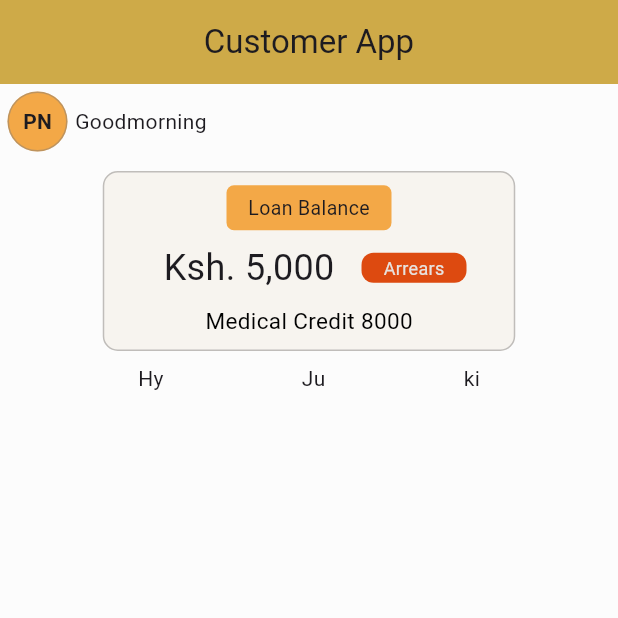
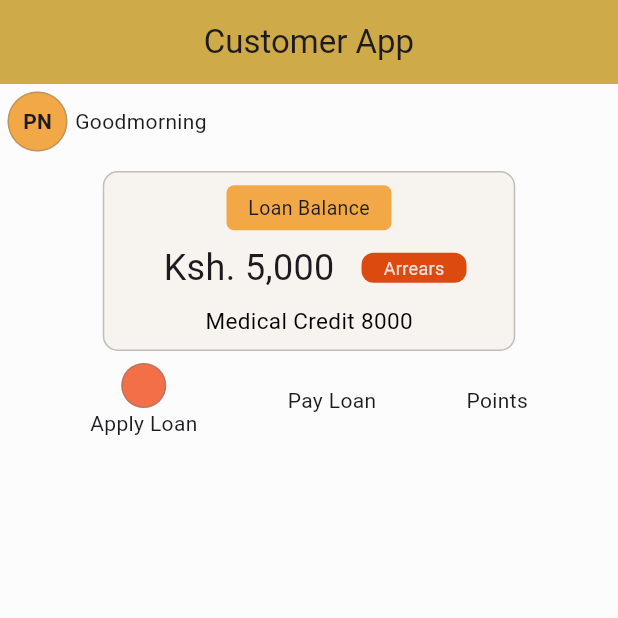
Before and after one commit to Petedarkpete/flutter-pro, a Flutter app: the screen it shows after launch, on a phone screen of 412 x 824 dp, the top half of it. Run offline on Flutter 3.47's test engine with Material 3 defaults, Android fonts, the phone set to English and light mode, and no system bars; our stand-ins replace badges, fl_chart.

Commit message:
icons row

```diff
--- a/lib/main.dart
+++ b/lib/main.dart
@@ -138,14 +138,29 @@ class MyWidget extends StatelessWidget {
           Row(
             mainAxisAlignment: MainAxisAlignment.spaceEvenly,
             children: [
-              Container(
-                child: Text('Hy'),
+              Column(
+                children: [
+                  Container(
+                    height: 30,
+                    width: 30,
+                    decoration: BoxDecoration(
+                        shape: BoxShape.circle,
+                        color: Color.fromARGB(255, 243, 111, 71),
+                        border: Border.all(
+                          color: const Color.fromARGB(115, 124, 122, 122),
+                          width: 1.0,
+                        )),
+                  ),
+                  Container(
+                    child: Text('Apply Loan'),
+                  ),
+                ],
               ),
               Container(
-                child: Text('Ju'),
+                child: Text('Pay Loan'),
               ),
               Container(
-                child: Text('ki'),
+                child: Text('Points'),
               )
             ],
           ),
```
